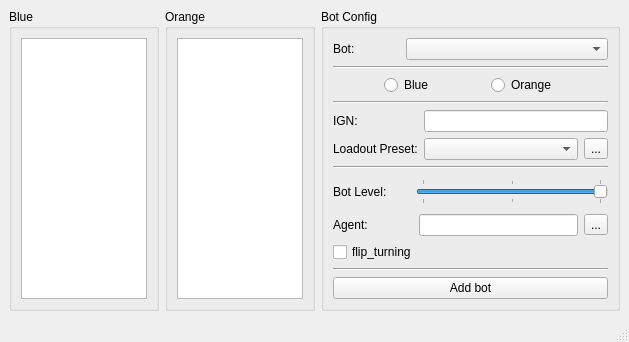
This is RLBotFramework/gui/qt_gui/qt_gui.ui in RLBot/RLBot as Qt 5 draws it before an edit. The edited form follows.
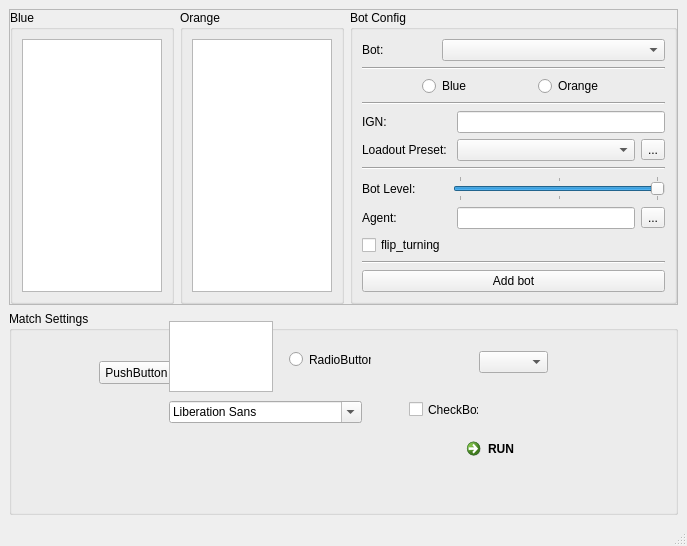
This is the edited form.

```diff
--- a/RLBotFramework/gui/qt_gui/qt_gui.ui
+++ b/RLBotFramework/gui/qt_gui/qt_gui.ui
@@ -6,15 +6,36 @@
    <rect>
     <x>0</x>
     <y>0</y>
-    <width>629</width>
-    <height>342</height>
+    <width>687</width>
+    <height>546</height>
    </rect>
   </property>
   <property name="windowTitle">
    <string>RLBot</string>
   </property>
   <widget class="QWidget" name="centralwidget">
-   <layout class="QHBoxLayout" name="horizontalLayout" stretch="1,1,3">
+   <layout class="QVBoxLayout" name="verticalLayout_4" stretch="1,1">
+    <item>
+     <widget class="QFrame" name="frame_3">
+      <property name="frameShape">
+       <enum>QFrame::StyledPanel</enum>
+      </property>
+      <property name="frameShadow">
+       <enum>QFrame::Raised</enum>
+      </property>
+      <layout class="QHBoxLayout" name="horizontalLayout_6" stretch="1,1,2">
+       <property name="leftMargin">
+        <number>0</number>
+       </property>
+       <property name="topMargin">
+        <number>0</number>
+       </property>
+       <property name="rightMargin">
+        <number>0</number>
+       </property>
+       <property name="bottomMargin">
+        <number>0</number>
+       </property>
     <item>
      <widget class="QGroupBox" name="groupBox">
       <property name="minimumSize">
@@ -399,6 +420,98 @@
     </item>
    </layout>
   </widget>
+    </item>
+    <item>
+     <widget class="QGroupBox" name="groupBox_4">
+      <property name="title">
+       <string>Match Settings</string>
+      </property>
+      <widget class="QPushButton" name="pushButton">
+       <property name="geometry">
+        <rect>
+         <x>90</x>
+         <y>50</y>
+         <width>75</width>
+         <height>23</height>
+        </rect>
+       </property>
+       <property name="text">
+        <string>PushButton</string>
+       </property>
+      </widget>
+      <widget class="QRadioButton" name="radioButton">
+       <property name="geometry">
+        <rect>
+         <x>280</x>
+         <y>40</y>
+         <width>82</width>
+         <height>17</height>
+        </rect>
+       </property>
+       <property name="text">
+        <string>RadioButton</string>
+       </property>
+      </widget>
+      <widget class="QCheckBox" name="checkBox">
+       <property name="geometry">
+        <rect>
+         <x>400</x>
+         <y>90</y>
+         <width>70</width>
+         <height>17</height>
+        </rect>
+       </property>
+       <property name="text">
+        <string>CheckBox</string>
+       </property>
+      </widget>
+      <widget class="QComboBox" name="comboBox">
+       <property name="geometry">
+        <rect>
+         <x>470</x>
+         <y>40</y>
+         <width>69</width>
+         <height>22</height>
+        </rect>
+       </property>
+      </widget>
+      <widget class="QFontComboBox" name="fontComboBox">
+       <property name="geometry">
+        <rect>
+         <x>160</x>
+         <y>90</y>
+         <width>193</width>
+         <height>22</height>
+        </rect>
+       </property>
+      </widget>
+      <widget class="QTextEdit" name="textEdit">
+       <property name="geometry">
+        <rect>
+         <x>160</x>
+         <y>10</y>
+         <width>104</width>
+         <height>71</height>
+        </rect>
+       </property>
+      </widget>
+      <widget class="QCommandLinkButton" name="commandLinkButton">
+       <property name="geometry">
+        <rect>
+         <x>450</x>
+         <y>120</y>
+         <width>185</width>
+         <height>41</height>
+        </rect>
+       </property>
+       <property name="text">
+        <string>RUN</string>
+       </property>
+      </widget>
+     </widget>
+    </item>
+   </layout>
+  </widget>
   <widget class="QMenuBar" name="menubar">
    <property name="geometry">
     <rect>
```
Left out of the diff: 2 changed lines with no effect on the pictures. Lines whose indentation alone changed are shown as unchanged.
